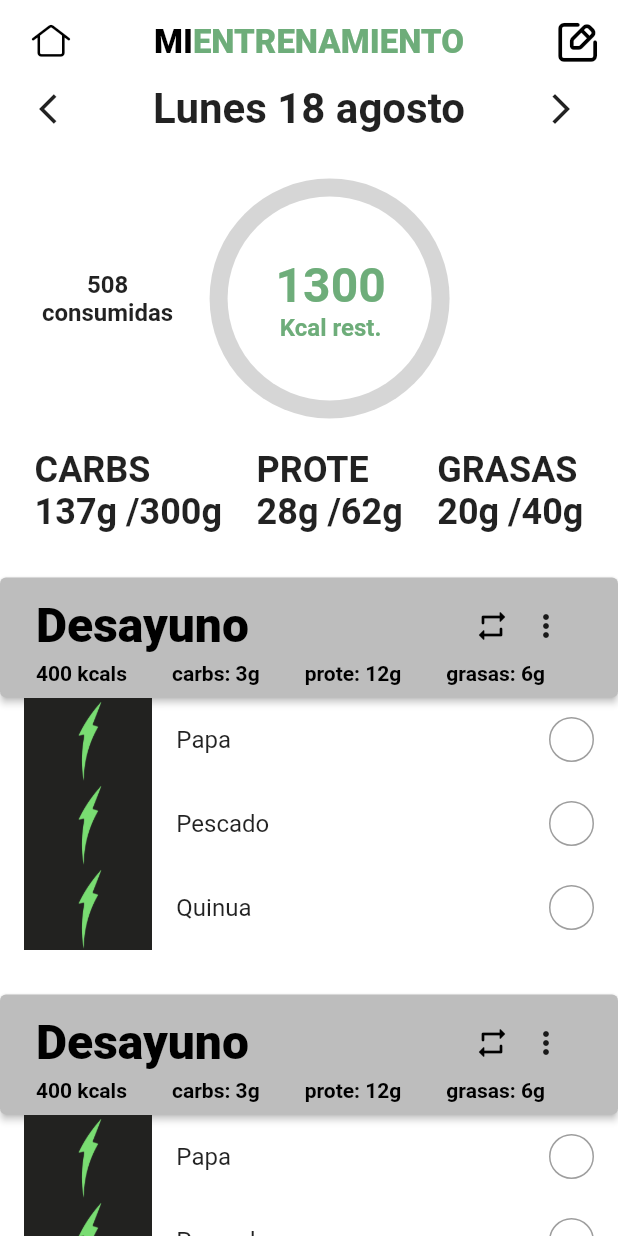
After one commit to satsin06/coach_app, a Flutter app: the MyDiet screen opened directly, on a phone screen of 412 x 824 dp. The commit adds this screen. Run offline on Flutter 3.47's test engine with Material 2 defaults, Android fonts, the phone set to English and light mode, and no system bars; drawn by our look-alikes of roundcheckbox; our stand-ins replace firebase_auth, firebase_core, material_design_icons_flutter, youtube_player_flutter; missing offline and left inert: horizontal_picker; accounts and stored records are empty; project files that could hold a hidden picture were left out.

Commit message:
added tile for diet

```diff
--- a/lib/Screens/main_screens/diet/loading.dart
+++ b/lib/Screens/main_screens/diet/loading.dart
@@ -1,7 +1,8 @@
 import 'dart:async';
 
-import 'package:coach_app/Screens/main_screens/diet/diet.dart';
 import 'package:flutter/material.dart';
+
+import 'my_diet.dart';
 
 class Loading extends StatefulWidget {
   const Loading({Key? key}) : super(key: key);
@@ -32,7 +33,7 @@ class _LoadingState extends State<Loading> {
   }
   route() {
     Navigator.pushReplacement(context, MaterialPageRoute(
-        builder: (context) => Diet()
+        builder: (context) => MyDiet()
     )
     );
   }
--- /dev/null
+++ b/lib/Screens/main_screens/diet/my_diet.dart
@@ -0,0 +1,189 @@
+import 'package:coach_app/widget/my_diet_tile.dart';
+import 'package:flutter/cupertino.dart';
+import 'package:flutter/material.dart';
+import 'package:flutter/painting.dart';
+import 'package:flutter/rendering.dart';
+
+import '../../../custom_icons_icons.dart';
+import '../bottom_bar.dart';
+
+class MyDiet extends StatelessWidget {
+  const MyDiet({Key? key}) : super(key: key);
+
+  @override
+  Widget build(BuildContext context) {
+    return Scaffold(
+      appBar: AppBar(
+        backgroundColor: Colors.transparent,
+        elevation: 0,
+        centerTitle: true,
+        actions: [
+          Padding(
+            padding: const EdgeInsets.symmetric(horizontal: 12.0),
+            child: Icon(
+              CustomIcons.profile_edit,
+              size: 28,
+              color: Colors.black,
+            ),
+          )
+        ],
+        leading: Padding(
+          padding: const EdgeInsets.symmetric(horizontal: 12.0),
+          child: IconButton(
+            onPressed: () {
+              Navigator.of(context)
+                  .push(MaterialPageRoute(builder: (context) => BottomBar()));
+            },
+            icon: Icon(
+              CustomIcons.home,
+              color: Colors.black,
+            ),
+          ),
+        ),
+        title: RichText(
+            text: TextSpan(
+                text: 'MI',
+                style: TextStyle(
+                    color: Colors.black,
+                    fontSize: 22,
+                    fontWeight: FontWeight.w800),
+                children: [
+              TextSpan(
+                text: 'ENTRENAMIENTO',
+                style: TextStyle(
+                    color: Color(0xff6EAD7A),
+                    fontSize: 22,
+                    fontWeight: FontWeight.w800),
+              )
+            ])),
+      ),
+      backgroundColor: Colors.white,
+      body: SingleChildScrollView(
+        child: Container(
+          height: MediaQuery.of(context).size.height,
+          width: MediaQuery.of(context).size.width,
+          child: Column(
+            children: [
+              Row(
+                mainAxisAlignment: MainAxisAlignment.spaceAround,
+                children: [
+                  Icon(
+                    Icons.arrow_back_ios,
+                  ),
+                  Text(
+                    'Lunes 18 agosto',
+                    style: TextStyle(fontSize: 28, fontWeight: FontWeight.bold),
+                  ),
+                  Icon(Icons.arrow_forward_ios),
+                ],
+              ),
+              SizedBox(
+                height: 30,
+              ),
+              Padding(
+                padding: const EdgeInsets.symmetric(horizontal: 28.0),
+                child: Row(
+                  mainAxisAlignment: MainAxisAlignment.spaceBetween,
+                  children: [
+                    Text(
+                      '508\nconsumidas',
+                      textAlign: TextAlign.center,
+                      style: TextStyle(fontSize: 16, fontWeight: FontWeight.bold),
+                    ),
+                    Stack(children: [
+                      CircleAvatar(
+                        radius: 80,
+                        backgroundColor: Colors.grey[350],
+                        child: CircleAvatar(
+                          radius: 68,
+                          backgroundColor: Colors.white,
+                        ),
+                      ),
+                      Padding(
+                        padding: const EdgeInsets.fromLTRB(44, 52, 0, 0),
+                        child: RichText(
+                          textAlign: TextAlign.center,
+                          text: TextSpan(
+                            text: '1300\n',
+                            style: TextStyle(
+                              color: Color(0xff6EAD7A),
+                              fontSize: 32,
+                              fontWeight: FontWeight.bold,
+                            ),
+                            children: [
+                              TextSpan(
+                                text: 'Kcal rest.',
+                                style: TextStyle(
+                                  fontSize: 16,
+                                  color: Color(0xff6EAD7A),
+                                  fontWeight: FontWeight.bold,
+                                ),
+                              )
+                            ]
+                          ),
+                        )
+                      )
+                    ]),
+                    CircleAvatar(
+                      backgroundColor: Colors.transparent,
+                      radius: 30,
+                    )
+                  ],
+                ),
+              ),
+              SizedBox(height: 20,),
+              Row(
+                mainAxisAlignment: MainAxisAlignment.spaceEvenly,
+                children: [
+                  Text(
+                    'CARBS\n137g /300g',
+                    style: TextStyle(
+                      fontWeight: FontWeight.bold,
+                      fontSize: 24,
+                    ),
+                  ),
+                  Text(
+                    'PROTE\n28g /62g',
+                    style: TextStyle(
+                      fontWeight: FontWeight.bold,
+                      fontSize: 24,
+                    ),
+                  ),
+                  Text(
+                    'GRASAS\n20g /40g',
+                    style: TextStyle(
+                      fontWeight: FontWeight.bold,
+                      fontSize: 24,
+                    ),
+                  ),
+                ],
+              ),
+              MyDietTile(dietname: 'Desayuno', carbs: '3g', grasas: '6g', kcals: '400', prote: '12g',),
+              MyDietFood(foodimage: Image.asset('assets/images/signin.PNG'), foodname: 'Papa',),
+              MyDietFood(foodimage: Image.asset('assets/images/signin.PNG'), foodname: 'Pescado',),
+              MyDietFood(foodimage: Image.asset('assets/images/signin.PNG'), foodname: 'Quinua',),
+              ///
+              ///
+              MyDietTile(dietname: 'Desayuno', carbs: '3g', grasas: '6g', kcals: '400', prote: '12g',),
+              MyDietFood(foodimage: Image.asset('assets/images/signin.PNG'), foodname: 'Papa',),
+              MyDietFood(foodimage: Image.asset('assets/images/signin.PNG'), foodname: 'Pescado',),
+              MyDietFood(foodimage: Image.asset('assets/images/signin.PNG'), foodname: 'Quinua',),
+              ///
+              ///
+              MyDietTile(dietname: 'Desayuno', carbs: '3g', grasas: '6g', kcals: '400', prote: '12g',),
+              MyDietFood(foodimage: Image.asset('assets/images/signin.PNG'), foodname: 'Papa',),
+              MyDietFood(foodimage: Image.asset('assets/images/signin.PNG'), foodname: 'Pescado',),
+              MyDietFood(foodimage: Image.asset('assets/images/signin.PNG'), foodname: 'Quinua',),
+              ///
+              ///
+              MyDietTile(dietname: 'Desayuno', carbs: '3g', grasas: '6g', kcals: '400', prote: '12g',),
+              MyDietFood(foodimage: Image.asset('assets/images/signin.PNG'), foodname: 'Papa',),
+              MyDietFood(foodimage: Image.asset('assets/images/signin.PNG'), foodname: 'Pescado',),
+              MyDietFood(foodimage: Image.asset('assets/images/signin.PNG'), foodname: 'Quinua',),
+            ],
+          ),
+        ),
+      ),
+    );
+  }
+}
--- a/lib/main.dart
+++ b/lib/main.dart
@@ -1,5 +1,3 @@
-import 'package:coach_app/Screens/test.dart';
-import 'package:coach_app/Screens/main_screens/bottom_bar.dart';
 import 'package:coach_app/Screens/splash_screen.dart';
 import 'package:coach_app/services/auth_service.dart';
 import 'package:flutter/material.dart';
--- /dev/null
+++ b/lib/widget/my_diet_tile.dart
@@ -0,0 +1,117 @@
+import 'package:flutter/cupertino.dart';
+import 'package:flutter/material.dart';
+import 'package:roundcheckbox/roundcheckbox.dart';
+
+class MyDietTile extends StatelessWidget {
+  const MyDietTile({Key? key, this.dietname = '', this.kcals = '', this.carbs = '', this.prote = '', this.grasas ='',}) : super(key: key);
+  final String dietname;
+  final String kcals;
+  final String carbs;
+  final String prote;
+  final String grasas;
+
+  @override
+  Widget build(BuildContext context) {
+    return SingleChildScrollView(
+      child: Column(
+        children: [
+          SizedBox(height: 30,),
+          Column(
+            children: [
+              SizedBox(
+                width: MediaQuery.of(context).size.width,
+                child: ElevatedButton(
+                    onPressed: () {},
+                    style: ElevatedButton.styleFrom(
+                      primary: Colors.grey[400],
+                    ),
+                    child: Padding(
+                      padding: const EdgeInsets.symmetric(vertical: 8.0, horizontal: 8),
+                      child: Column(
+                        children: [
+                          Row(
+                            mainAxisAlignment: MainAxisAlignment.spaceBetween,
+                            children: [
+                              Text(
+                                dietname,
+                                style: TextStyle(
+                                    color: Colors.black,
+                                    fontSize: 32,
+                                    fontWeight: FontWeight.w800),
+                              ),
+                              Row(
+                                children: [
+                                  Icon(
+                                    Icons.repeat_rounded,
+                                    color: Colors.black,
+                                  ),
+                                  Theme(
+                                    data: Theme.of(context).copyWith(
+                                      cardColor: Colors.white,
+                                    ),
+                                  child: PopupMenuButton(
+                                    itemBuilder: (context) {
+                                      return List.generate(2, (index) {
+                                        return PopupMenuItem(
+                                          child: Text(
+                                            'button no $index',
+                                            style: TextStyle(color: Colors.black),
+                                          ),
+                                        );
+                                      });
+                                    },
+                                  ),
+                                  ),
+                                ],
+                              )
+                            ],
+                          ),
+                          Row(
+                            children: [
+                              Text(
+                                kcals + ' kcals', style: TextStyle(color: Colors.black, fontWeight: FontWeight.bold),
+                              ),
+                              SizedBox(width: 30,),
+                              Text(
+                                "carbs: " + carbs, style: TextStyle(color: Colors.black, fontWeight: FontWeight.bold),
+                              ),
+                              SizedBox(width: 30,),
+                              Text(
+                                "prote: " + prote, style: TextStyle(color: Colors.black, fontWeight: FontWeight.bold),
+                              ),
+                              SizedBox(width: 30,),
+                              Text(
+                                "grasas: " + grasas, style: TextStyle(color: Colors.black, fontWeight: FontWeight.bold),
+                              )
+                            ],
+                          ),
+                        ],
+                      ),
+                    )),
+              ),
+            ],
+          ),
+        ],
+      ),
+    );
+  }
+}
+
+class MyDietFood extends StatelessWidget {
+  const MyDietFood({Key? key, required this.foodimage, this.foodname = "",}) : super(key: key);
+  final Image foodimage;
+  final String foodname;
+
+  @override
+  Widget build(BuildContext context) {
+    return ListTile(
+      leading: foodimage,
+      title: Text(foodname),
+      trailing: RoundCheckBox(
+        onTap: (selected) {},
+        size: 30,
+        uncheckedColor: Colors.white,
+      ),
+    );
+  }
+}
```
Also changed, not shown: lib/widget/diet_tile.dart (+11 -14 lines), assets/CustomIcons.ttf.
